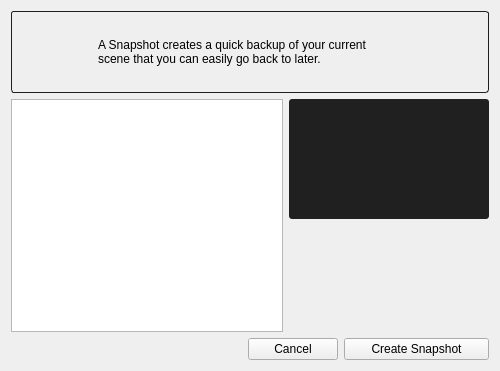
The window that resources/snapshot_form.ui (shotgunsoftware/tk-multi-snapshot) describes before a commit, drawn with Qt 5.
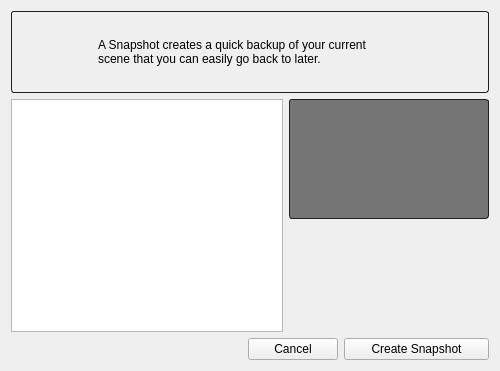
The same window after the commit. Icons and pictures are not drawn. Custom widgets are drawn as their Qt base class.

Commit message: Changed background of thumbnail widget to be lighter

The edit to the form file:
```diff
--- a/resources/snapshot_form.ui
+++ b/resources/snapshot_form.ui
@@ -116,9 +116,11 @@
              </property>
              <property name="styleSheet">
               <string notr="true">#thumbnail_frame {
-border-style: Solid;
+border-style: solid;
+border-color: rgb(32,32,32);
+border-width: 1px;
 border-radius: 3px;
-background: rgb(32,32,32);
+background: rgb(117,117,117);
 }</string>
              </property>
              <property name="frameShape">
@@ -129,7 +131,7 @@
              </property>
              <layout class="QHBoxLayout" name="horizontalLayout_3">
               <property name="margin">
-               <number>2</number>
+               <number>0</number>
               </property>
               <item>
                <widget class="ThumbnailWidget" name="thumbnail_widget" native="true">
```
The commit also changes 1 other file.
